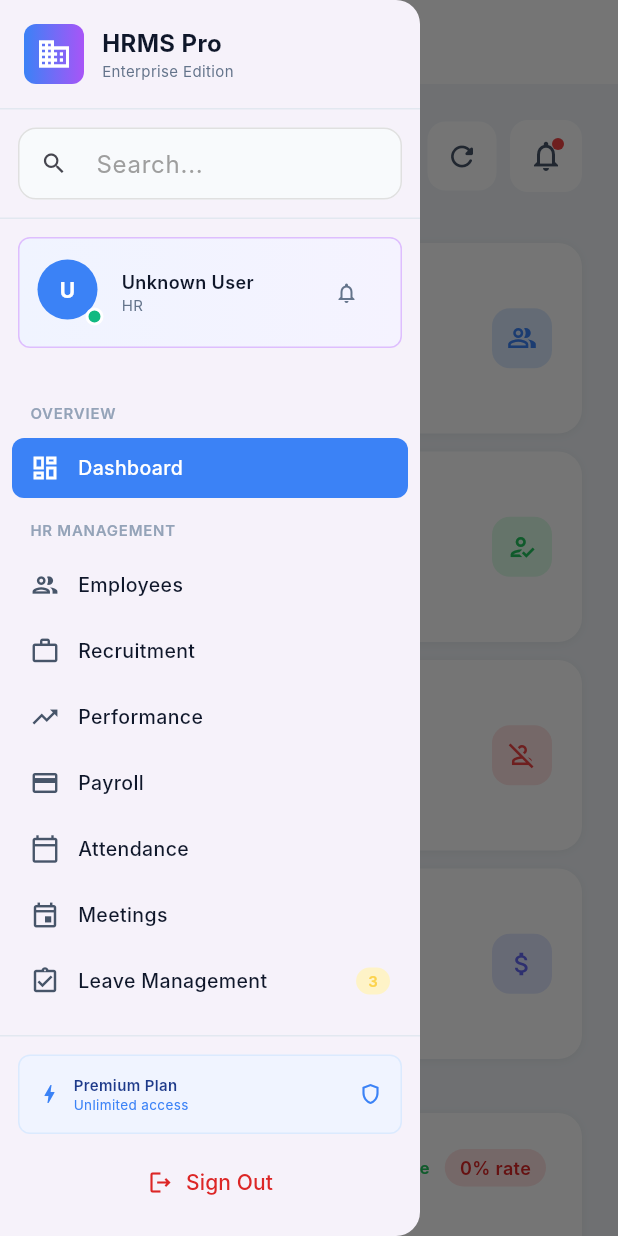
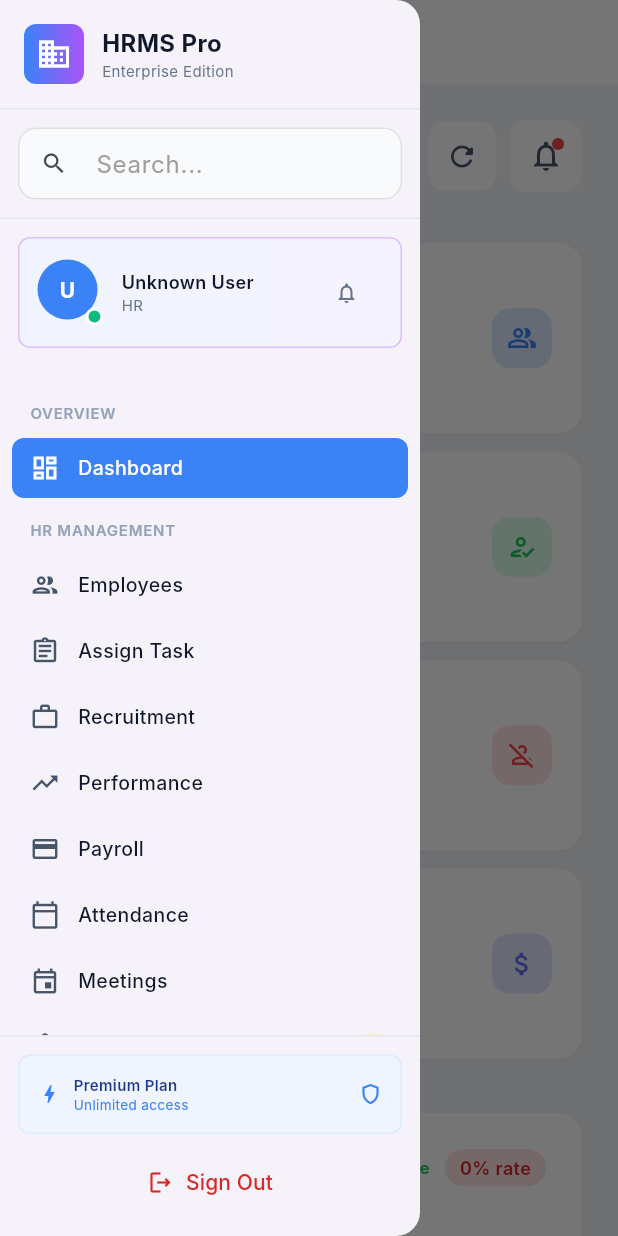
Before and after one commit to Faze789/Pak_detectors_hrms, a Flutter app: the HRDashboardWithSidebar screen opened by its route, with the side drawer open, on a phone screen of 412 x 824 dp. Run offline on Flutter 3.47's test engine with Material 3 defaults, Android fonts, the phone set to English and light mode, and no system bars; our stand-ins replace cloud_firestore, file_picker, firebase_auth, firebase_core, firebase_messaging, firebase_storage and 5 more; missing offline and left inert: dart:html; accounts and stored records are empty; Roboto replaces fonts that are missing (Inter).

Commit message:
changes done

```diff
--- a/lib/viewmodels/sidebar_viewmodel.dart
+++ b/lib/viewmodels/sidebar_viewmodel.dart
@@ -27,10 +27,7 @@ class SidebarSection extends NavigationElement {
   final String title;
   final List<SidebarItem> items;
 
-  const SidebarSection({
-    required this.title,
-    required this.items,
-  });
+  const SidebarSection({required this.title, required this.items});
 }
 
 class SidebarProvider {
@@ -55,6 +52,11 @@ class SidebarProvider {
           id: 'employees',
           label: 'Employees',
           icon: Icons.people_outlined,
+        ),
+        SidebarItem(
+          id: 'Assign Task',
+          label: 'Assign Task',
+          icon: Icons.assignment_outlined,
         ),
         SidebarItem(
           id: 'recruitment',
@@ -115,11 +117,7 @@ class SidebarProvider {
           label: 'Settings',
           icon: Icons.settings_outlined,
         ),
-        SidebarItem(
-          id: 'help',
-          label: 'Help Center',
-          icon: Icons.help_outline,
-        ),
+        SidebarItem(id: 'help', label: 'Help Center', icon: Icons.help_outline),
       ],
     ),
   ];
@@ -171,11 +169,7 @@ class SidebarProvider {
           label: 'Settings',
           icon: Icons.settings_outlined,
         ),
-        SidebarItem(
-          id: 'help',
-          label: 'Help Center',
-          icon: Icons.help_outline,
-        ),
+        SidebarItem(id: 'help', label: 'Help Center', icon: Icons.help_outline),
       ],
     ),
   ];
--- a/lib/views/HR_views/hr_dashboard.dart
+++ b/lib/views/HR_views/hr_dashboard.dart
@@ -51,6 +51,7 @@ class _HRDashboardScreenState extends State<HRDashboardScreen> {
 
     Future.microtask(() async {
       await employeeVM.loadEmployees('');
+      if (!mounted) return;
       _dashVM.startListening();
       await _loadTodayArchive();
     });
--- a/lib/views/HR_views/sidebar_wrapper/hr_sidebar_wrapper.dart
+++ b/lib/views/HR_views/sidebar_wrapper/hr_sidebar_wrapper.dart
@@ -1,6 +1,7 @@
 import 'package:flutter/material.dart';
 import 'package:firebase_auth/firebase_auth.dart';
 import 'package:cloud_firestore/cloud_firestore.dart';
+import 'package:hrms_app/views/HR_views/AssignTaskByHR.dart';
 import 'package:hrms_app/views/HR_views/employee_screen.dart';
 import 'package:hrms_app/views/HR_views/hr_attendance_screen.dart';
 import 'package:hrms_app/views/HR_views/hr_branch_management.dart';
@@ -71,6 +72,11 @@ class _HRDashboardWithSidebarState extends State<HRDashboardWithSidebar> {
         return const HRDashboardScreen();
       case 'employees':
         return const EmployeeListView();
+
+      // will implement this feature tomorrow
+
+      case 'assign-task-employee-by-hr':
+        return const AssignTaskByHR();
       // case 'payroll':
       //   return const PayrollScreen();
       case 'attendance':
--- a/lib/widgets/sidebar.dart
+++ b/lib/widgets/sidebar.dart
@@ -320,7 +320,6 @@ class _SidebarContentState extends State<SidebarContent> {
                 ),
                 const SizedBox(height: 8),
               ],
-
               SizedBox(
                 width: double.infinity,
                 child: ElevatedButton.icon(
```
Also changed, not shown: lib/views/HR_views/AssignTaskByHR.dart (added, +15 -0 lines).
